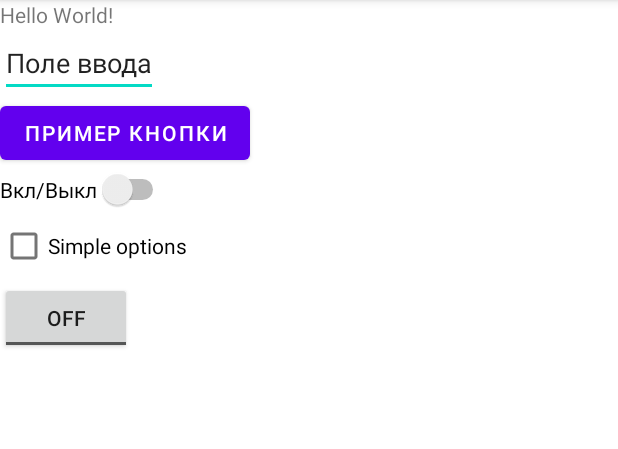
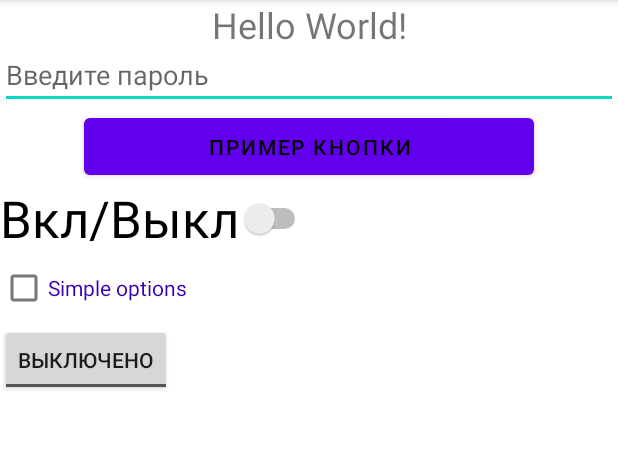
Before and after one commit to sdltsky/Android_Lesson1, an Android app: the screen it shows after launch (MainActivity), on a phone screen of 412 x 824 dp, the part 84-533 px from its top. Run offline under Robolectric (Android 15) with nearby library versions, the phone set to English and light mode, and no system bars.

Commit message:
Создал макет second_activity.xml, куда добавил элементы EditText и изменил их параметры в соответствии с заданием

```diff
--- a/app/src/main/res/layout/activity_main.xml
+++ b/app/src/main/res/layout/activity_main.xml
@@ -8,37 +8,45 @@
     android:orientation="vertical"
     tools:context=".MainActivity">
     <TextView
-      android:layout_width="wrap_content"
+      android:layout_width="match_parent"
       android:layout_height="wrap_content"
       android:text="Hello World!"
+      android:textSize="24sp"
+      android:gravity="center"
       app:layout_constraintBottom_toBottomOf="parent"
-      app:layout_constraintLeft_toLeftOf="parent"
       app:layout_constraintRight_toRightOf="parent"
       app:layout_constraintTop_toTopOf="parent" />
 
     <EditText
-        android:layout_width="wrap_content"
-        android:layout_height="wrap_content"
-        android:text="Поле ввода"/>
+        android:layout_width="match_parent"
+        android:layout_height="40dp"
+        android:inputType="textPassword"
+        android:hint="Введите пароль" />
 
     <Button
-        android:layout_width="wrap_content"
-        android:layout_height="wrap_content"
-        android:text="Пример кнопки" />
+        android:layout_width="300dp"
+        android:layout_height="50dp"
+        android:layout_gravity="center"
+        android:text="Пример кнопки"
+        android:textColor="@color/black"/>
 
     <Switch
         android:layout_width="wrap_content"
         android:layout_height="wrap_content"
-        android:text="Вкл/Выкл"/>
+        android:text="Вкл/Выкл"
+        android:textSize="34sp" />
 
     <CheckBox
         android:layout_width="wrap_content"
         android:layout_height="wrap_content"
-        android:text="Simple options"/>
+        android:text="Simple options"
+        android:textColor="@color/purple_700"/>
 
     <ToggleButton
         android:layout_width="wrap_content"
-        android:layout_height="wrap_content" />
+        android:layout_height="wrap_content"
+        android:textOn="Включено"
+        android:textOff="Выключено"/>
 
 
 
```
Also changed, not shown: app/src/main/res/layout/second_activity.xml (added, +48 -0 lines).
